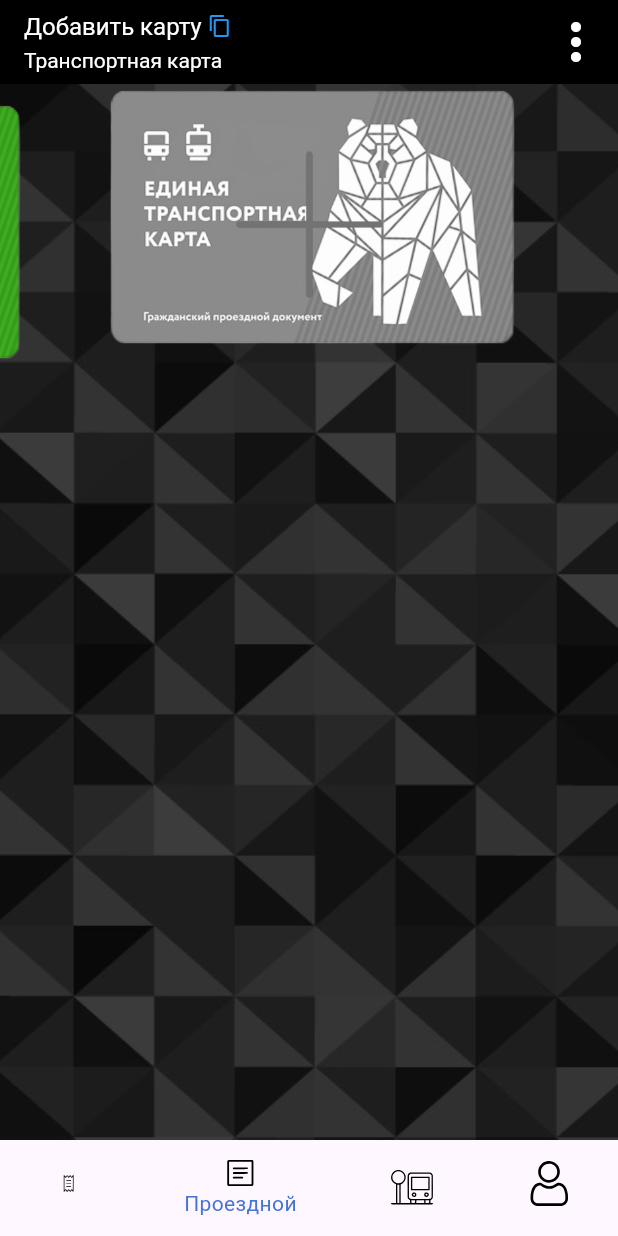
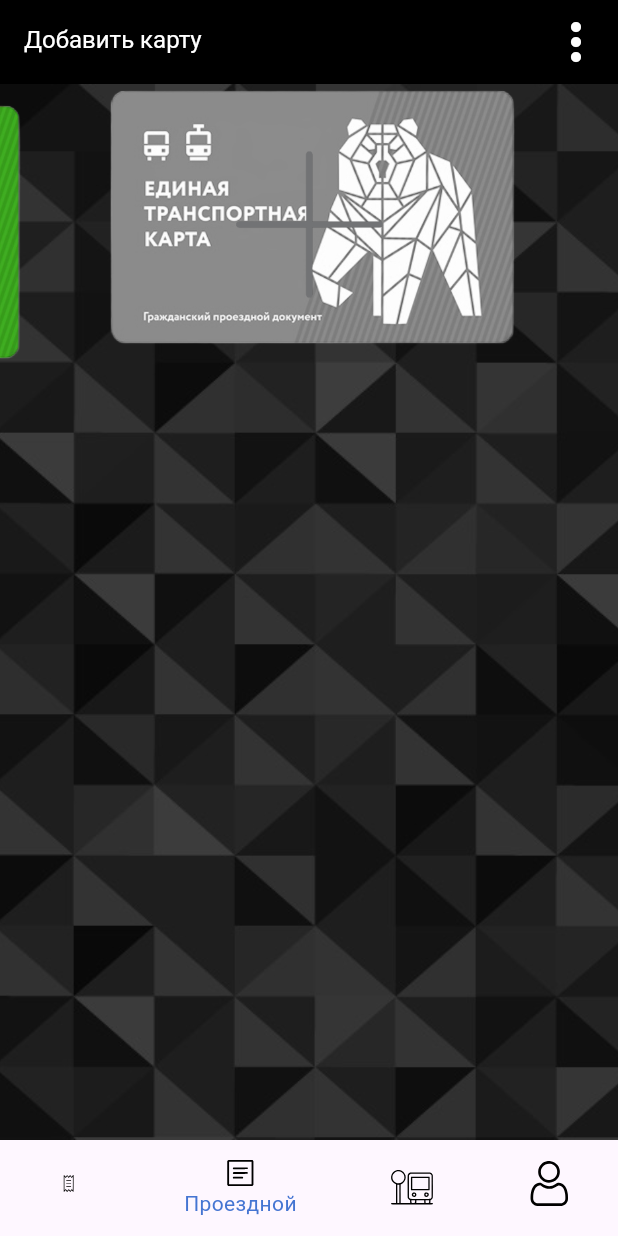
Before and after one commit to ttsukuyomi3auka/perm_transport_card, a Flutter app: the screen it shows after launch, swiped to page 3, on a phone screen of 412 x 824 dp. Run offline on Flutter 3.47's test engine with Material 3 defaults, Android fonts, the light colour scheme and no system bars; our stand-ins replace flutter_svg, freezed_annotation, get.

Commit message:
last fix appbar

```diff
--- a/lib/app/modules/home/controllers/home_controller.dart
+++ b/lib/app/modules/home/controllers/home_controller.dart
@@ -11,7 +11,6 @@ class HomeController extends GetxController {
   final _cards = CardListResponse.loading().obs;
   RxInt currentTab = 1.obs;
   Rx<PermCard> currentCard = unknown.obs;
-  RxInt hasCard = 1.obs;
   TextEditingController idCard = TextEditingController();
   String id = defaultId;
 
--- a/lib/app/modules/home/views/home_view.dart
+++ b/lib/app/modules/home/views/home_view.dart
@@ -19,15 +19,16 @@ class HomeView extends GetView<HomeController> {
         title: Column(
           crossAxisAlignment: CrossAxisAlignment.start,
           children: [
-            Row(
+            Obx(() => Row(
                   children: [
-                Obx(() => Text(
+                    Text(
                       controller.currentCard.value.id == defaultId
                           ? "Добавить карту"
                           : controller.currentCard.value.id,
                       style: const TextStyle(fontSize: 16, color: Colors.white),
-                    )),
+                    ),
                     const SizedBox(width: 4),
+                    if (controller.currentCard.value.id != defaultId)
                       InkWell(
                         onTap: () {},
                         child: const Icon(
@@ -37,12 +38,20 @@ class HomeView extends GetView<HomeController> {
                         ),
                       ),
                   ],
-            ),
+                )),
             const SizedBox(height: 4),
-            const Text(
+            Obx(
+              () {
+                if (controller.currentCard.value.id != defaultId) {
+                  return const Text(
                     "Транспортная карта",
                     style: TextStyle(fontSize: 14, color: Colors.white),
                     textAlign: TextAlign.left,
+                  );
+                } else {
+                  return const SizedBox.shrink();
+                }
+              },
             ),
           ],
         ),
```
Lines whose indentation alone changed are shown as unchanged.
